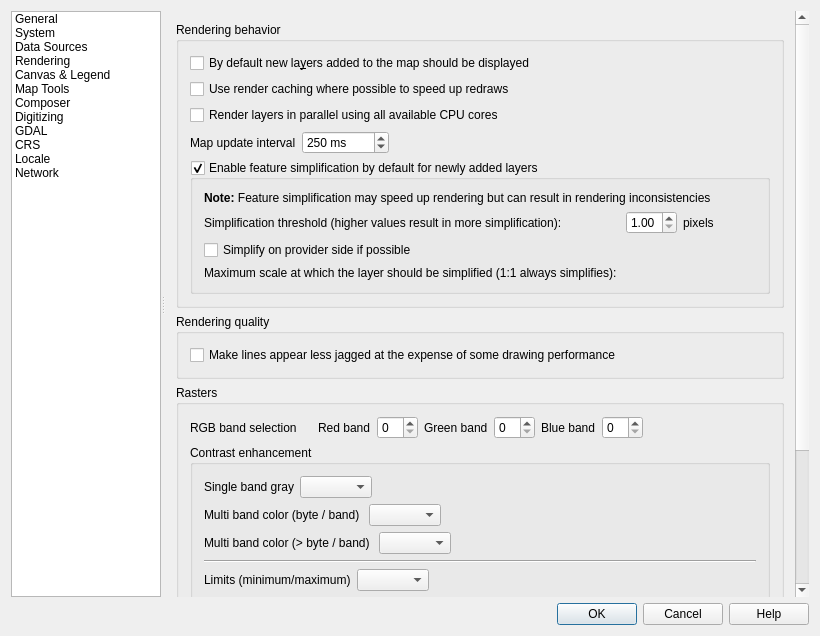
Before: the Qt Designer form src/ui/qgsoptionsbase.ui in qgis/QGIS, drawn with Qt 5.
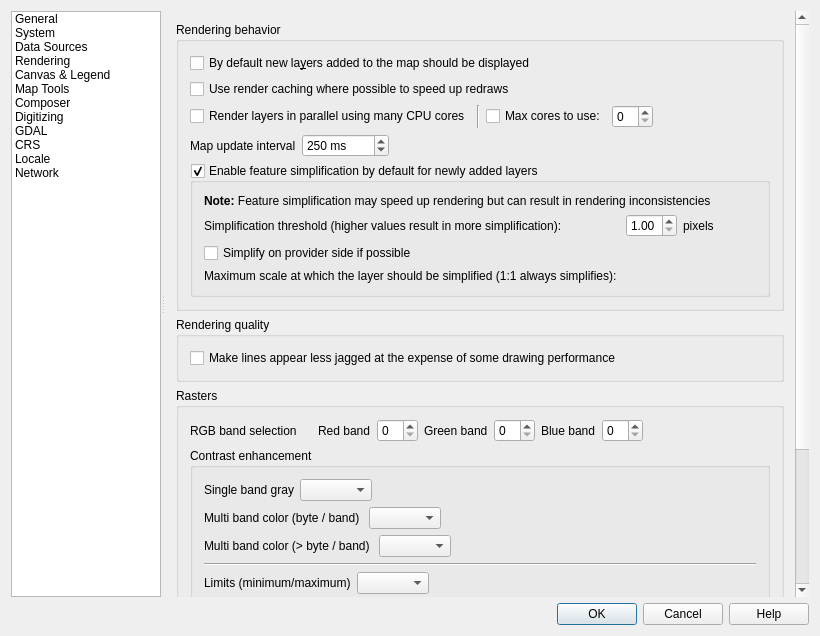
After: the same form once the commit is applied. The open tabs and pages were chosen to show the change. Icons and pictures are not drawn. Custom widgets are drawn as their Qt base class.

Commit message: add option to set max thread count

```diff
--- a/src/ui/qgsoptionsbase.ui
+++ b/src/ui/qgsoptionsbase.ui
@@ -1629,11 +1629,45 @@
                    </widget>
                   </item>
                   <item>
-                   <widget class="QCheckBox" name="chkParallelRendering">
-                    <property name="text">
-                     <string>Render layers in parallel using all available CPU cores</string>
-                    </property>
-                   </widget>
+                   <layout class="QHBoxLayout" name="horizontalLayout_26">
+                    <item>
+                     <widget class="QCheckBox" name="chkParallelRendering">
+                      <property name="text">
+                       <string>Render layers in parallel using many CPU cores</string>
+                      </property>
+                     </widget>
+                    </item>
+                    <item>
+                     <widget class="Line" name="line_6">
+                      <property name="orientation">
+                       <enum>Qt::Vertical</enum>
+                      </property>
+                     </widget>
+                    </item>
+                    <item>
+                     <widget class="QCheckBox" name="chkMaxCores">
+                      <property name="text">
+                       <string>Max cores to use:</string>
+                      </property>
+                     </widget>
+                    </item>
+                    <item>
+                     <widget class="QSpinBox" name="spinMaxCores"/>
+                    </item>
+                    <item>
+                     <spacer name="horizontalSpacer_41">
+                      <property name="orientation">
+                       <enum>Qt::Horizontal</enum>
+                      </property>
+                      <property name="sizeHint" stdset="0">
+                       <size>
+                        <width>40</width>
+                        <height>20</height>
+                       </size>
+                      </property>
+                     </spacer>
+                    </item>
+                   </layout>
                   </item>
                   <item>
                    <layout class="QHBoxLayout" name="horizontalLayout_4">
```
Left out of the diff: 16 changed lines with no effect on the pictures. The commit also changes 2 other files.
